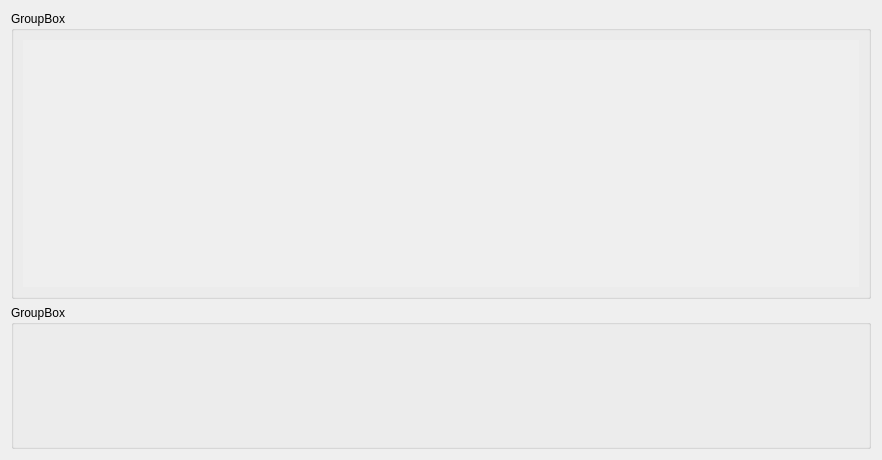
First picture: the form in app/window/pulse_window.ui, repository teuncm/wormenpracticum, before the edit.
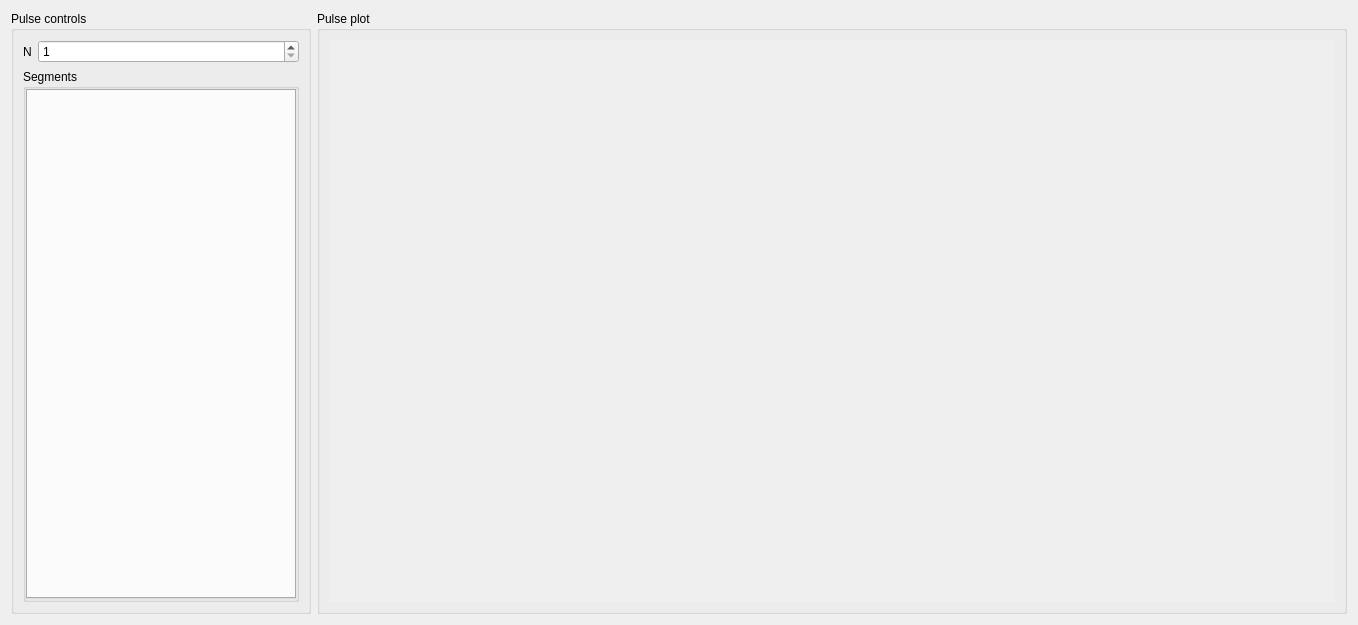
Second picture: the form after the edit.

Commit message: Add pulse generator for demo

The edit to the form file:
```diff
--- a/app/window/pulse_window.ui
+++ b/app/window/pulse_window.ui
@@ -6,18 +6,97 @@
    <rect>
     <x>0</x>
     <y>0</y>
-    <width>882</width>
-    <height>460</height>
+    <width>1358</width>
+    <height>625</height>
    </rect>
   </property>
   <property name="windowTitle">
    <string>Dialog</string>
   </property>
-  <layout class="QVBoxLayout" name="verticalLayout_2" stretch="2,1">
+  <layout class="QHBoxLayout" name="horizontalLayout" stretch="0,1">
+   <item>
+    <widget class="QGroupBox" name="quantityBox">
+     <property name="minimumSize">
+      <size>
+       <width>300</width>
+       <height>40</height>
+      </size>
+     </property>
+     <property name="maximumSize">
+      <size>
+       <width>300</width>
+       <height>16777215</height>
+      </size>
+     </property>
+     <property name="title">
+      <string>Pulse controls</string>
+     </property>
+     <layout class="QVBoxLayout" name="verticalLayout_2">
+      <item>
+       <layout class="QFormLayout" name="formLayout">
+        <item row="0" column="0">
+         <widget class="QLabel" name="nLabel">
+          <property name="text">
+           <string>N</string>
+          </property>
+         </widget>
+        </item>
+        <item row="0" column="1">
+         <widget class="QSpinBox" name="nSpinBox">
+          <property name="minimum">
+           <number>1</number>
+          </property>
+          <property name="value">
+           <number>1</number>
+          </property>
+         </widget>
+        </item>
+       </layout>
+      </item>
+      <item>
+       <widget class="QGroupBox" name="groupBox">
+        <property name="title">
+         <string>Segments</string>
+        </property>
+        <layout class="QVBoxLayout" name="verticalLayout_3">
+         <property name="spacing">
+          <number>0</number>
+         </property>
+         <property name="leftMargin">
+          <number>0</number>
+         </property>
+         <property name="topMargin">
+          <number>0</number>
+         </property>
+         <property name="rightMargin">
+          <number>0</number>
+         </property>
+         <property name="bottomMargin">
+          <number>0</number>
+         </property>
+         <item>
+          <widget class="QTabWidget" name="segmentTabWidget">
+           <property name="minimumSize">
+            <size>
+             <width>0</width>
+             <height>100</height>
+            </size>
+           </property>
+           <property name="currentIndex">
+            <number>-1</number>
+           </property>
+          </widget>
+         </item>
+        </layout>
+       </widget>
+      </item>
+     </layout>
+    </widget>
+   </item>
    <item>
     <widget class="QGroupBox" name="groupBox_2">
      <property name="title">
-      <string>GroupBox</string>
+      <string>Pulse plot</string>
      </property>
      <layout class="QVBoxLayout" name="verticalLayout">
       <item>
@@ -30,13 +109,6 @@
      </layout>
     </widget>
    </item>
-   <item>
-    <widget class="QGroupBox" name="sliderBox">
-     <property name="title">
-      <string>GroupBox</string>
-     </property>
-    </widget>
-   </item>
   </layout>
  </widget>
  <resources/>
```
Left out of the diff: 2 changed lines with no effect on the pictures. The commit also changes 11 other files.
